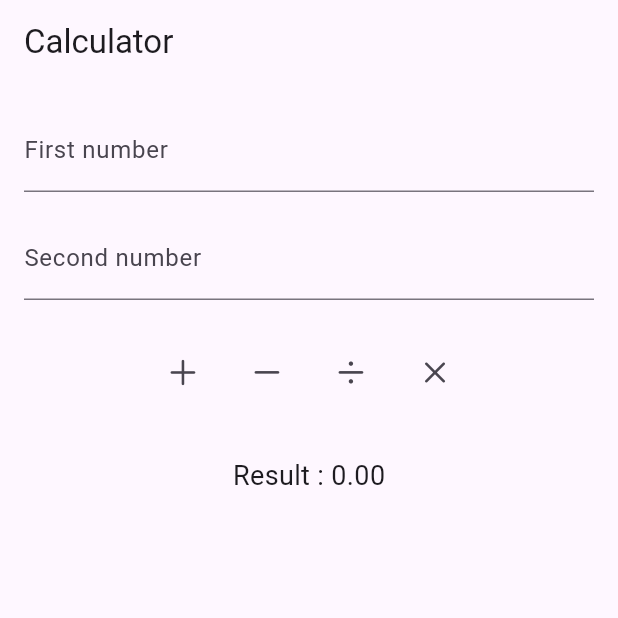
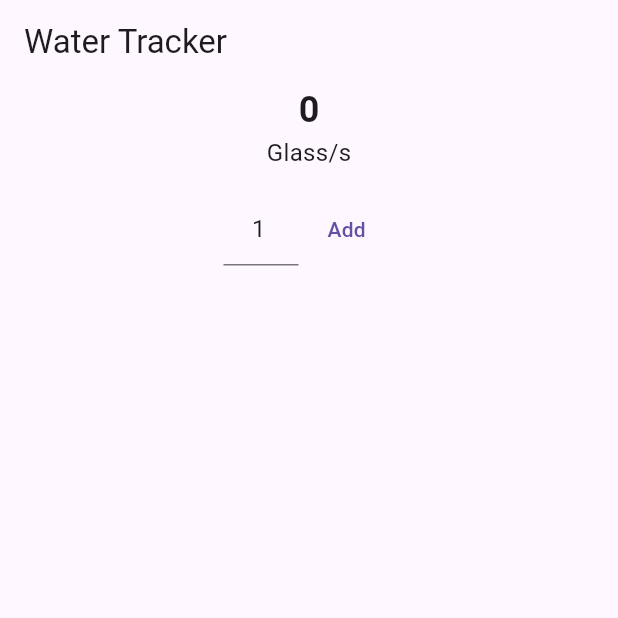
Before and after one commit to abdusselimCSE/Flutter-Projects, a Flutter app: the screen it shows after launch, on a phone screen of 412 x 824 dp, the top half of it. Run offline on Flutter 3.47's test engine with Material 3 defaults, Android fonts, the phone set to English and light mode, and no system bars.

Commit message:
Water Track App

```diff
--- a/lib/sum_app.dart
+++ b/lib/app.dart
@@ -1,13 +1,13 @@
 import 'package:flutter/material.dart';
 import 'package:sum_app/home_screen.dart';
 
-class SumApp extends StatelessWidget {
-  const SumApp({super.key});
+class WaterTrackerApp extends StatelessWidget {
+  const WaterTrackerApp({super.key});
 
   @override
   Widget build(BuildContext context) {
     return MaterialApp(
-      home: const HomeScreen(),
+      home: HomeScreen(),
     );
   }
 }
--- a/lib/home_screen.dart
+++ b/lib/home_screen.dart
@@ -1,5 +1,6 @@
 import 'package:flutter/cupertino.dart';
 import 'package:flutter/material.dart';
+import 'package:sum_app/water_track.dart';
 
 class HomeScreen extends StatefulWidget {
   const HomeScreen({super.key});
@@ -9,135 +10,121 @@ class HomeScreen extends StatefulWidget {
 }
 
 class _HomeScreenState extends State<HomeScreen> {
-  final TextEditingController _firstNumTEController = TextEditingController();
-  final TextEditingController _secondNumTEController = TextEditingController();
-  final GlobalKey<FormState> _formKey = GlobalKey<FormState>();
+  final TextEditingController _glassNoTEController = TextEditingController(
+    text: '1',
+  );
 
-  double _result = 0;
+  List<WaterTrack> waterTrackList = [];
 
   @override
   Widget build(BuildContext context) {
     return Scaffold(
       appBar: AppBar(
-        title: const Text("Calculator"),
+        title: const Text("Water Tracker"),
       ),
-      body: Padding(
-        padding: const EdgeInsets.all(16.0),
-        child: Form(
-          key: _formKey,
-          child: Column(
-            children: [
-              TextFormField(
-                controller: _firstNumTEController,
-                keyboardType: TextInputType.number,
-                decoration: const InputDecoration(
-                  hintText: "First number",
-                  labelText: 'First number',
-                ),
-                validator: (String? value) {
-                  if (value == null || value.isEmpty) {
-                    return "Enter a value";
-                  }
-                  return null;
-                },
-              ),
-              const SizedBox(height: 16),
-              TextFormField(
-                controller: _secondNumTEController,
-                keyboardType: TextInputType.number,
-                decoration: const InputDecoration(
-                  hintText: "Second number",
-                  labelText: 'Second number',
-                ),
-                validator: (String? value) {
-                  if (value == null || value.isEmpty) {
-                    return "Enter a value";
-                  }
-                  return null;
-                },
-              ),
-              const SizedBox(height: 16),
-              _buildButtonBar(),
-              const SizedBox(height: 24),
-              Text(
-                "Result : ${_result.toStringAsFixed(2)}",
-                style: const TextStyle(
-                  fontSize: 18,
-                ),
-              ),
-            ],
+      body: Column(
+        crossAxisAlignment: CrossAxisAlignment.center,
+        children: [
+          _buildWaterTrackCounter(),
+          const SizedBox(height: 24),
+          Expanded(
+            child: _buildWaterTrackListView(),
           ),
+        ],
+      ),
+    );
+  }
+
+  Widget _buildWaterTrackListView() {
+    return ListView.separated(
+      itemCount: waterTrackList.length,
+      itemBuilder: (context, index) {
+        return _buildWaterTrackListTile(index);
+      },
+      separatorBuilder: (context, index) {
+        return const Divider();
+      },
+    );
+  }
+
+  Widget _buildWaterTrackListTile(int index) {
+    WaterTrack waterTrack = waterTrackList[index];
+    return ListTile(
+      title: Text("${waterTrack.dateTime.hour}:${waterTrack.dateTime.minute}"),
+      subtitle: Text(
+          "${waterTrack.dateTime.day}/${waterTrack.dateTime.month}/${waterTrack.dateTime.year}"),
+      leading: CircleAvatar(child: Text("${waterTrack.noOfGlasses}")),
+      trailing: IconButton(
+        onPressed: () => _onTabRemoveButton(index),
+        icon: const Icon(
+          CupertinoIcons.delete_simple,
         ),
       ),
     );
   }
 
-  Widget _buildButtonBar() {
-    return ButtonBar(
-      alignment: MainAxisAlignment.center,
+  Widget _buildWaterTrackCounter() {
+    return Column(
       children: [
-        IconButton(
-          onPressed: () {
-            _onTapAddButton();
-          },
-          icon: const Icon(
-            CupertinoIcons.add,
+        Text(
+          getTotalGlassCount().toString(),
+          style: const TextStyle(
+            fontSize: 24,
+            fontWeight: FontWeight.w600,
           ),
         ),
-        IconButton(
-            onPressed: _onTapSubButton, icon: const Icon(CupertinoIcons.minus)),
-        IconButton(
-            onPressed: _onTapDivButton,
-            icon: const Icon(CupertinoIcons.divide)),
-        IconButton(
-            onPressed: _onTapMulButton,
-            icon: const Icon(CupertinoIcons.multiply)),
+        const Text(
+          "Glass/s",
+          style: TextStyle(
+            fontSize: 16,
+          ),
+        ),
+        const SizedBox(height: 16),
+        Row(
+          mainAxisAlignment: MainAxisAlignment.center,
+          children: [
+            SizedBox(
+              width: 50,
+              child: TextField(
+                controller: _glassNoTEController,
+                keyboardType: TextInputType.number,
+                textAlign: TextAlign.center,
+              ),
+            ),
+            TextButton(
+              onPressed: _onTapAddWaterTrack,
+              child: const Text("Add"),
+            ),
+          ],
+        ),
       ],
     );
   }
 
-  void _onTapAddButton() {
-    if (_formKey.currentState!.validate()) {
-      double first_number = double.tryParse(_firstNumTEController.text) ?? 0;
-      double second_number = double.tryParse(_secondNumTEController.text) ?? 0;
-      _result = first_number + second_number;
-      setState(() {});
+  int getTotalGlassCount() {
+    int counter = 0;
+    for (WaterTrack t in waterTrackList) {
+      counter += t.noOfGlasses;
     }
+    return counter;
   }
 
-  void _onTapSubButton() {
-    if (_formKey.currentState!.validate()) {
-      double first_number = double.tryParse(_firstNumTEController.text) ?? 0;
-      double second_number = double.tryParse(_secondNumTEController.text) ?? 0;
-      _result = first_number - second_number;
-      setState(() {});
+  void _onTapAddWaterTrack() {
+    if (_glassNoTEController.text.isEmpty) {
+      _glassNoTEController.text = '1';
     }
-  }
+    final int noOfGlasses = int.tryParse(_glassNoTEController.text) ?? 1;
 
-  void _onTapDivButton() {
-    if (_formKey.currentState!.validate() == false) {
-      return;
-    }
-    double first_number = double.tryParse(_firstNumTEController.text) ?? 0;
-    double second_number = double.tryParse(_secondNumTEController.text) ?? 0;
-    _result = first_number / second_number;
+    WaterTrack waterTrack = WaterTrack(
+      noOfGlasses: noOfGlasses,
+      dateTime: DateTime.now(),
+    );
+    waterTrackList.add(waterTrack);
     setState(() {});
   }
 
-  void _onTapMulButton() {
-    if (_formKey.currentState!.validate() == false) {
-      return;
-    }
-    double first_number = double.tryParse(_firstNumTEController.text) ?? 0;
-    double second_number = double.tryParse(_secondNumTEController.text) ?? 0;
-    _result = first_number * second_number;
+  void _onTabRemoveButton(int index) {
+    waterTrackList.removeAt(index);
     setState(() {});
   }
-
-  @override
-  void dispose() {
-    super.dispose();
-    _firstNumTEController.dispose();
-    _secondNumTEController.dispose();
-  }
 }
--- a/lib/main.dart
+++ b/lib/main.dart
@@ -1,6 +1,7 @@
 import 'package:flutter/cupertino.dart';
-import 'package:sum_app/sum_app.dart';
+
+import 'app.dart';
 
 void main() {
-  runApp(const SumApp());
+  runApp(const WaterTrackerApp());
 }
--- /dev/null
+++ b/lib/water_track.dart
@@ -0,0 +1,6 @@
+class WaterTrack {
+  final int noOfGlasses;
+  final DateTime dateTime;
+
+  WaterTrack({required this.noOfGlasses, required this.dateTime});
+}
```
